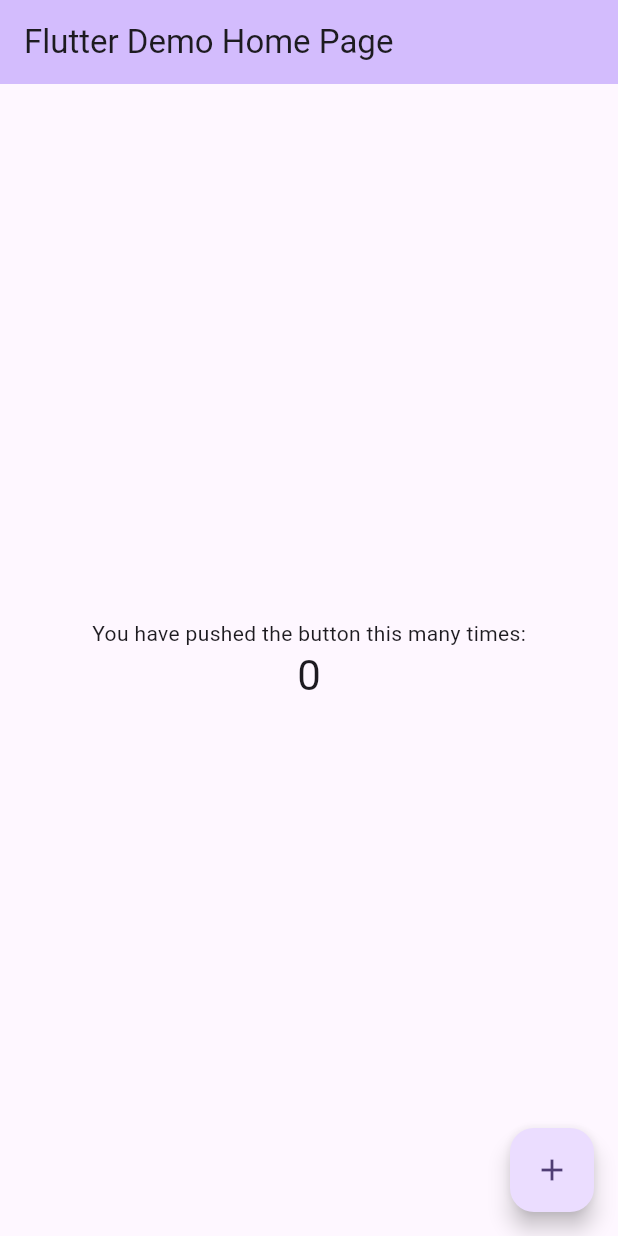
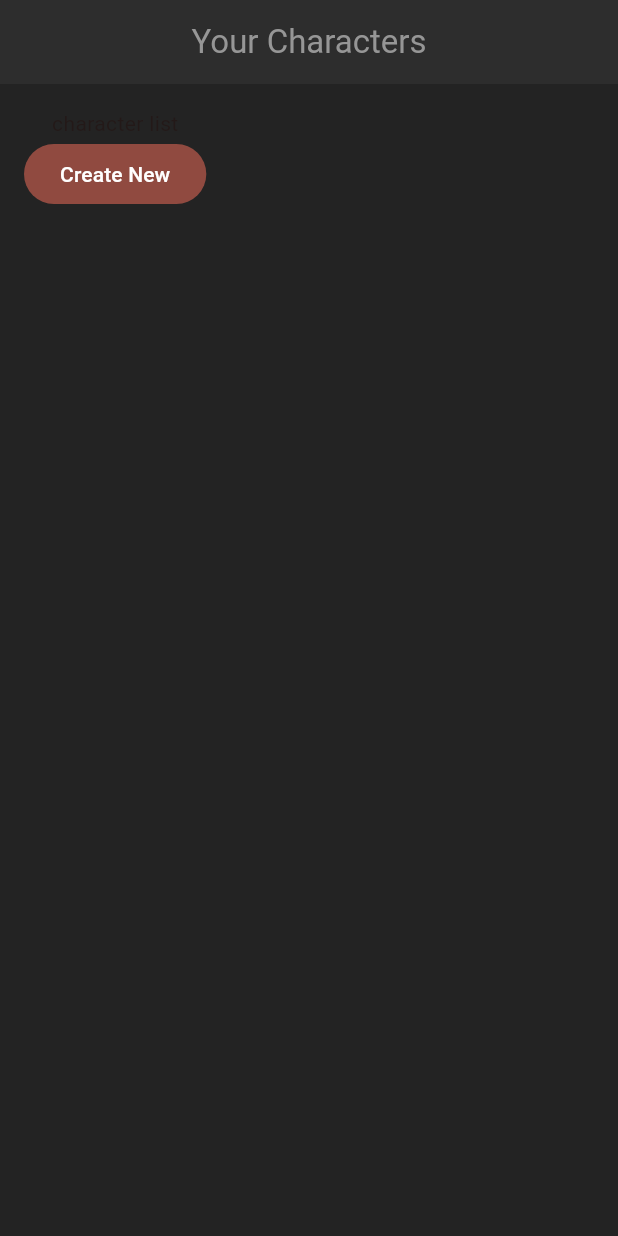
Before and after one commit to boyddelfin/flutter_rpg, a Flutter app: the screen it shows after launch, on a phone screen of 412 x 824 dp. Run offline on Flutter 3.47's test engine with Material 3 defaults, Android fonts, the phone set to English and light mode, and no system bars.

Commit message:
App Theme

```diff
--- a/lib/main.dart
+++ b/lib/main.dart
@@ -1,122 +1,23 @@
 import 'package:flutter/material.dart';
+import 'package:flutter_rpg/screens/home/home.dart';
+import 'package:flutter_rpg/theme.dart';
 
 void main() {
-  runApp(const MyApp());
+  runApp(MaterialApp(theme: primaryTheme, home: const Home()));
 }
 
-class MyApp extends StatelessWidget {
-  const MyApp({super.key});
+// sandbox
+class Sandbox extends StatelessWidget {
+  const Sandbox({super.key});
 
-  // This widget is the root of your application.
   @override
   Widget build(BuildContext context) {
-    return MaterialApp(
-      title: 'Flutter Demo',
-      theme: ThemeData(
-        // This is the theme of your application.
-        //
-        // TRY THIS: Try running your application with "flutter run". You'll see
-        // the application has a purple toolbar. Then, without quitting the app,
-        // try changing the seedColor in the colorScheme below to Colors.green
-        // and then invoke "hot reload" (save your changes or press the "hot
-        // reload" button in a Flutter-supported IDE, or press "r" if you used
-        // the command line to start the app).
-        //
-        // Notice that the counter didn't reset back to zero; the application
-        // state is not lost during the reload. To reset the state, use hot
-        // restart instead.
-        //
-        // This works for code too, not just values: Most code changes can be
-        // tested with just a hot reload.
-        colorScheme: ColorScheme.fromSeed(seedColor: Colors.deepPurple),
+    return Scaffold(
+      appBar: AppBar(
+        title: const Text('Sandbox'),
+        backgroundColor: Colors.grey,
       ),
-      home: const MyHomePage(title: 'Flutter Demo Home Page'),
+      body: const Text('sandbox'),
     );
   }
 }
-
-class MyHomePage extends StatefulWidget {
-  const MyHomePage({super.key, required this.title});
-
-  // This widget is the home page of your application. It is stateful, meaning
-  // that it has a State object (defined below) that contains fields that affect
-  // how it looks.
-
-  // This class is the configuration for the state. It holds the values (in this
-  // case the title) provided by the parent (in this case the App widget) and
-  // used by the build method of the State. Fields in a Widget subclass are
-  // always marked "final".
-
-  final String title;
-
-  @override
-  State<MyHomePage> createState() => _MyHomePageState();
-}
-
-class _MyHomePageState extends State<MyHomePage> {
-  int _counter = 0;
-
-  void _incrementCounter() {
-    setState(() {
-      // This call to setState tells the Flutter framework that something has
-      // changed in this State, which causes it to rerun the build method below
-      // so that the display can reflect the updated values. If we changed
-      // _counter without calling setState(), then the build method would not be
-      // called again, and so nothing would appear to happen.
-      _counter++;
-    });
-  }
-
-  @override
-  Widget build(BuildContext context) {
-    // This method is rerun every time setState is called, for instance as done
-    // by the _incrementCounter method above.
-    //
-    // The Flutter framework has been optimized to make rerunning build methods
-    // fast, so that you can just rebuild anything that needs updating rather
-    // than having to individually change instances of widgets.
-    return Scaffold(
-      appBar: AppBar(
-        // TRY THIS: Try changing the color here to a specific color (to
-        // Colors.amber, perhaps?) and trigger a hot reload to see the AppBar
-        // change color while the other colors stay the same.
-        backgroundColor: Theme.of(context).colorScheme.inversePrimary,
-        // Here we take the value from the MyHomePage object that was created by
-        // the App.build method, and use it to set our appbar title.
-        title: Text(widget.title),
-      ),
-      body: Center(
-        // Center is a layout widget. It takes a single child and positions it
-        // in the middle of the parent.
-        child: Column(
-          // Column is also a layout widget. It takes a list of children and
-          // arranges them vertically. By default, it sizes itself to fit its
-          // children horizontally, and tries to be as tall as its parent.
-          //
-          // Column has various properties to control how it sizes itself and
-          // how it positions its children. Here we use mainAxisAlignment to
-          // center the children vertically; the main axis here is the vertical
-          // axis because Columns are vertical (the cross axis would be
-          // horizontal).
-          //
-          // TRY THIS: Invoke "debug painting" (choose the "Toggle Debug Paint"
-          // action in the IDE, or press "p" in the console), to see the
-          // wireframe for each widget.
-          mainAxisAlignment: MainAxisAlignment.center,
-          children: <Widget>[
-            const Text('You have pushed the button this many times:'),
-            Text(
-              '$_counter',
-              style: Theme.of(context).textTheme.headlineMedium,
-            ),
-          ],
-        ),
-      ),
-      floatingActionButton: FloatingActionButton(
-        onPressed: _incrementCounter,
-        tooltip: 'Increment',
-        child: const Icon(Icons.add),
-      ), // This trailing comma makes auto-formatting nicer for build methods.
-    );
-  }
-}
--- /dev/null
+++ b/lib/screens/home/home.dart
@@ -0,0 +1,35 @@
+import 'package:flutter/material.dart';
+
+class Home extends StatefulWidget {
+  const Home({super.key});
+
+  @override
+  State<Home> createState() => _HomeState();
+}
+
+class _HomeState extends State<Home> {
+  @override
+  Widget build(BuildContext context) {
+    return Scaffold(
+      appBar: AppBar(
+        title: const Text('Your Characters'),
+        centerTitle: true,
+      ),
+      body: Container(
+        padding: const EdgeInsets.all(16),
+        child: Column(
+          children: [
+            const Text('character list'),
+
+            FilledButton(
+              onPressed: () {
+                // navigate to the create screen
+              },
+              child: const Text('Create New'),
+            ),
+          ]
+        ),
+      ),
+    );
+  }
+}
```
Also changed, not shown: lib/theme.dart (added, +28 -0 lines), 1 other file.
